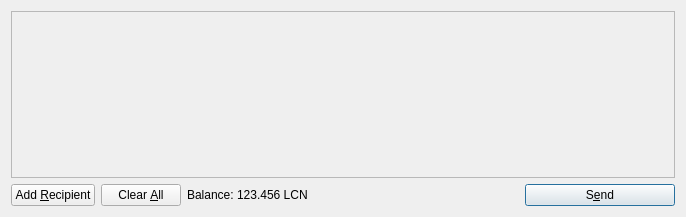
First picture: the form in src/qt/forms/sendcoinsdialog.ui, repository lamer547/leapcoin, before the edit.
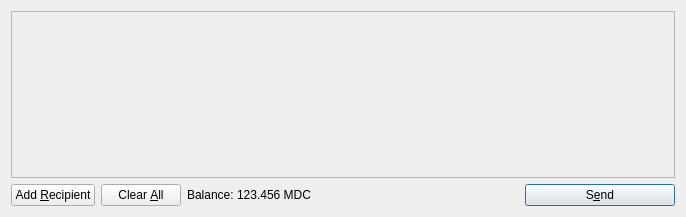
Second picture: the form after the edit. Icons and pictures are not drawn.

What changed in the file:
```diff
--- a/src/qt/forms/sendcoinsdialog.ui
+++ b/src/qt/forms/sendcoinsdialog.ui
@@ -119,7 +119,7 @@
           <cursorShape>IBeamCursor</cursorShape>
          </property>
          <property name="text">
-          <string>123.456 LCN</string>
+          <string>123.456 MDC</string>
          </property>
          <property name="textInteractionFlags">
           <set>Qt::LinksAccessibleByMouse|Qt::TextSelectableByKeyboard|Qt::TextSelectableByMouse</set>
```
